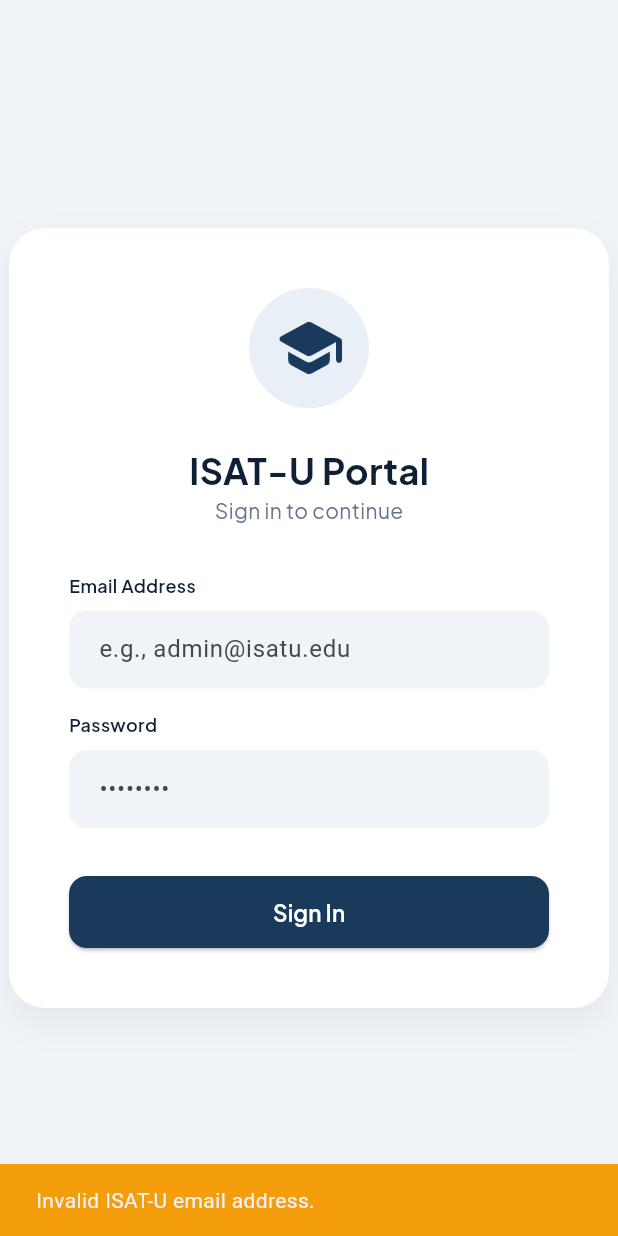
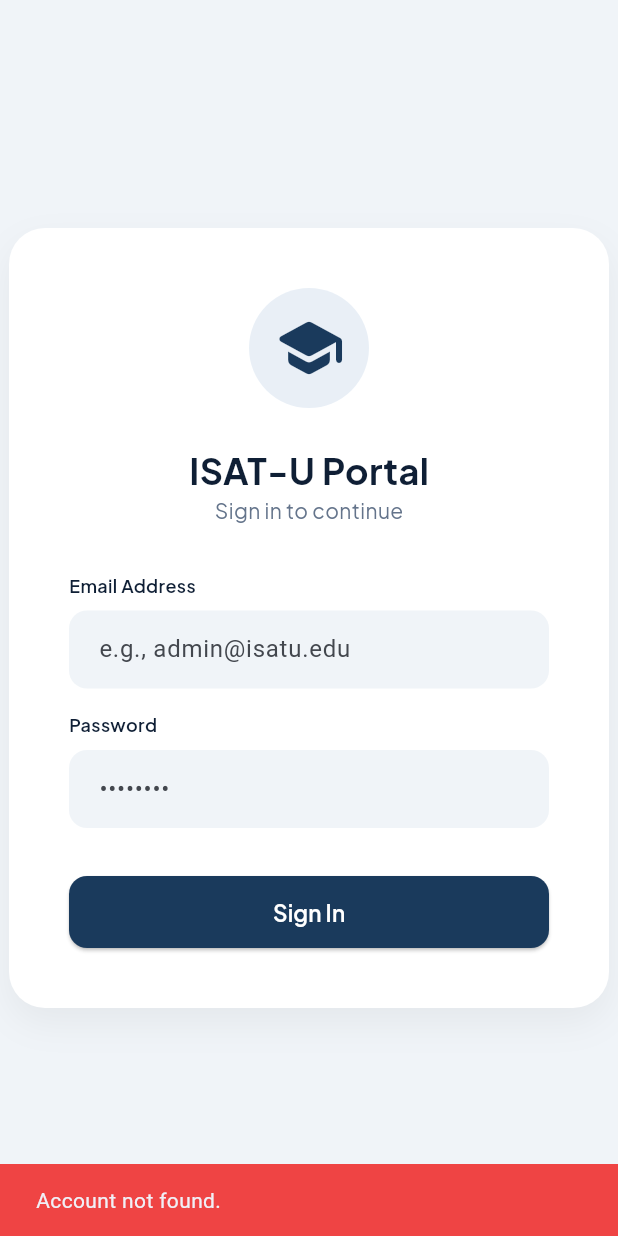
Before and after one commit to KeziahParpa/enrollment_system, a Flutter app: the screen it shows after launch, after a tap on "Sign In", on a phone screen of 412 x 824 dp. Run offline on Flutter 3.47's test engine with Material 3 defaults, Android fonts, the phone set to English and light mode, and no system bars; our stand-ins replace fl_chart, google_fonts.

Commit message:
Updated some files.

```diff
--- a/lib/main.dart
+++ b/lib/main.dart
@@ -1,5 +1,4 @@
 import 'package:flutter/material.dart';
-import 'screens/main_screen.dart';
 import 'screens/login_screen.dart';
 
 void main() {
--- a/lib/screens/login_screen.dart
+++ b/lib/screens/login_screen.dart
@@ -16,35 +16,36 @@
   final TextEditingController _emailController = TextEditingController();
   final TextEditingController _passwordController = TextEditingController();
 
-  void _handleLogin() {
+void _handleLogin() {
     final email = _emailController.text.trim().toLowerCase();
+    final password = _passwordController.text; // Get the password!
 
-    // 1. ADMIN CHECK
-    if (email == 'admin@isatu.edu') {
-      Navigator.pushReplacement(
-        context,
-        MaterialPageRoute(builder: (context) => const MainScreen()),
+    // 1. CHECK IF EMAIL EXISTS IN OUR "AUTH DATABASE"
+    if (!MockData.userCredentials.containsKey(email)) {
+       ScaffoldMessenger.of(context).showSnackBar(
+        const SnackBar(content: Text('Account not found.'), backgroundColor: AppTheme.danger),
       );
       return;
     }
 
-    // 2. STUDENT CHECK
-    if (email.endsWith('@students.isatu.edu')) {
-      try {
-        final student = MockData.students.firstWhere((s) => s.email == email);
+    // 2. CHECK IF PASSWORD MATCHES
+    if (MockData.userCredentials[email] != password) {
+      ScaffoldMessenger.of(context).showSnackBar(
+        const SnackBar(content: Text('Incorrect password.'), backgroundColor: AppTheme.danger),
+      );
+      return;
+    }
 
-        Navigator.pushReplacement(
-          context,
-          MaterialPageRoute(
-            builder: (context) => StudentDashboard(studentId: student.id),
-          ),
-        );
-      } catch (e) {
-        ScaffoldMessenger.of(context).showSnackBar(
-          const SnackBar(content: Text('Student account not found in database.'), backgroundColor: AppTheme.danger),
-        );
-      }
-      return;
+    // 3. IF PASSWORD IS CORRECT, ROUTE THEM:
+    if (email == 'admin@isatu.edu') {
+      Navigator.pushReplacement(context, MaterialPageRoute(builder: (context) => const MainScreen()));
+    } else {
+      // It's a student! Find their profile and log them in.
+      final student = MockData.students.firstWhere((s) => s.email == email);
+      Navigator.pushReplacement(
+        context,
+        MaterialPageRoute(builder: (context) => StudentDashboard(studentId: student.id)),
+      );
     }
 
     // 3. INVALID FORMAT
--- a/lib/screens/students_screen.dart
+++ b/lib/screens/students_screen.dart
@@ -1,5 +1,4 @@
 import 'package:flutter/material.dart';
-import 'package:google_fonts/google_fonts.dart';
 import '../theme/app_theme.dart';
 import '../utils/mock_data.dart';
 import '../models/student.dart';
--- a/lib/utils/mock_data.dart
+++ b/lib/utils/mock_data.dart
@@ -5,7 +5,19 @@
 import '../models/department.dart';
 
 class MockData {
-  // 1. UPDATED STUDENTS LIST (Mapped to new programs)
+  // 1. MOCK AUTHENTICATION DATABASE
+  // This allows these specific emails to log in using the given passwords.
+  static final Map<String, String> userCredentials = {
+    'admin@isatu.edu': 'admin123',
+    'maria.santos@students.isatu.edu': 'password123',
+    'juan.delacruz@students.isatu.edu': 'password123',
+    'ana.reyes@students.isatu.edu': 'password123',
+    'carlos.mendoza@students.isatu.edu': 'password123',
+    'liza.garcia@students.isatu.edu': 'password123',
+    'ramon.torres@students.isatu.edu': 'password123',
+  };
+
+  // 2. UPDATED STUDENTS LIST (Mapped to new programs)
   static final List<Student> students = [
     Student(id: 'uid_1', studentId: '2024-0001', firstName: 'Maria', lastName: 'Santos', email: 'maria.santos@students.isatu.edu', phone: '09171234567', program: 'BS Computer Science', yearLevel: '3rd Year', gpa: 1.5),
     Student(id: 'uid_2', studentId: '2024-0002', firstName: 'Juan', lastName: 'dela Cruz', email: 'juan.delacruz@students.isatu.edu', phone: '09182345678', program: 'BS Information Technology', yearLevel: '2nd Year', gpa: 2.1),
@@ -15,7 +27,7 @@
     Student(id: 'uid_6', studentId: '2024-0006', firstName: 'Ramon', lastName: 'Torres', email: 'ramon.torres@students.isatu.edu', phone: '09226789012', program: 'Bachelor of Secondary Education', yearLevel: '3rd Year', gpa: 1.8),
   ];
 
-  // 2. UPDATED COURSES LIST (Mapped to new Department IDs)
+  // 3. UPDATED COURSES LIST (Mapped to new Department IDs)
   static final List<Course> courses = [
     Course(id: 'c_1', code: 'CS101', title: 'Introduction to Programming', instructorId: 'prof_1', schedule: 'MWF 7:30–9:00 AM', room: 'Lab 201', units: 3, currentCapacity: 38, maxCapacity: 40, departmentId: 'CCI', prerequisites: []),
     Course(id: 'c_2', code: 'CS201', title: 'Data Structures & Algorithms', instructorId: 'prof_2', schedule: 'TTH 10:30 AM–12:00 PM', room: 'Lab 203', units: 3, currentCapacity: 35, maxCapacity: 40, departmentId: 'CCI', prerequisites: ['CS101']),
@@ -26,7 +38,7 @@
     Course(id: 'c_7', code: 'AUTO101', title: 'Automotive Electrical Systems', instructorId: 'prof_7', schedule: 'Sat 8:00–12:00 PM', room: 'Shop A', units: 3, currentCapacity: 20, maxCapacity: 25, departmentId: 'CIT', prerequisites: []),
   ];
 
-  // 3. ENROLLMENTS LIST
+  // 4. ENROLLMENTS LIST
   static final List<Enrollment> enrollments = [
     Enrollment(id: 'e_1', studentId: 'uid_1', courseId: 'c_2', semester: '1st Sem 2024-2025', status: EnrollmentStatus.enrolled, dateRequested: DateTime(2024, 6, 10)),
     Enrollment(id: 'e_2', studentId: 'uid_3', courseId: 'c_3', semester: '1st Sem 2024-2025', status: EnrollmentStatus.pending, dateRequested: DateTime(2024, 6, 15)),
@@ -34,7 +46,7 @@
     Enrollment(id: 'e_4', studentId: 'uid_6', courseId: 'c_6', semester: '1st Sem 2024-2025', status: EnrollmentStatus.pending, dateRequested: DateTime(2024, 6, 16)),
   ];
 
-  // 4. THE CORRECTED DEPARTMENTS LIST
+  // 5. THE CORRECTED DEPARTMENTS LIST
   static final List<Department> departments = [
     Department(code: 'CAS', name: 'College of Arts and Sciences', dean: 'Dr. Maria Santos', totalStudents: 350, totalCourses: 20, color: const Color(0xFF2563AB)),
     Department(code: 'CEA', name: 'College of Engineering and Architecture', dean: 'Engr. Roberto Chan', totalStudents: 480, totalCourses: 28, color: const Color(0xFFD97706)),
```
